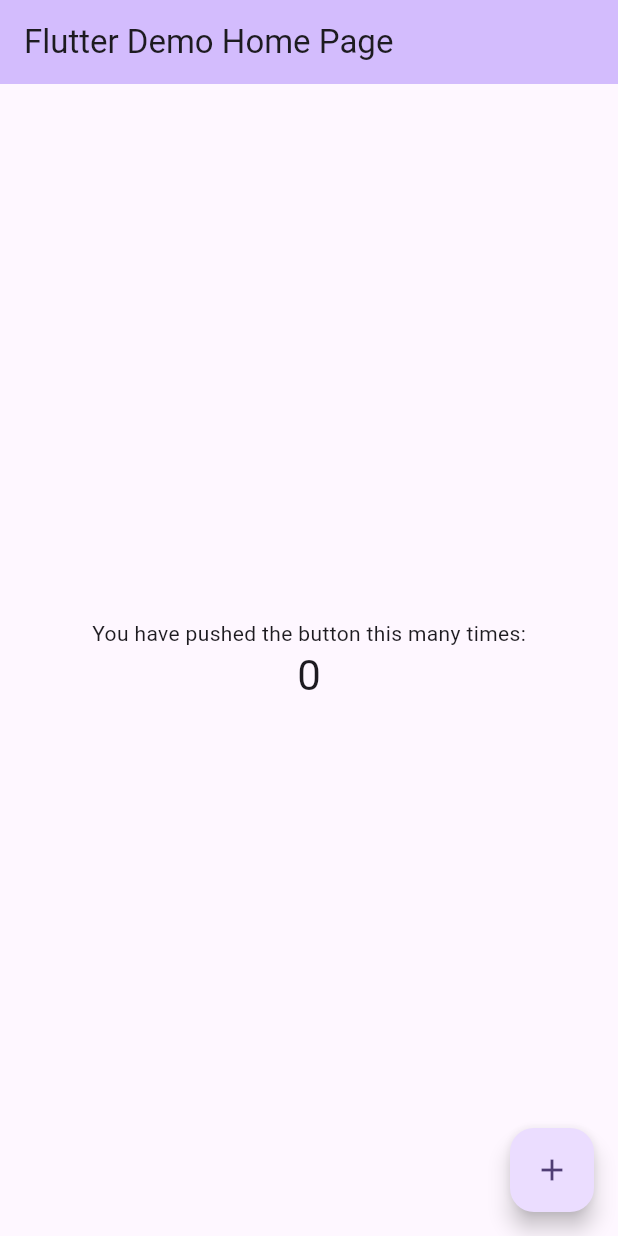
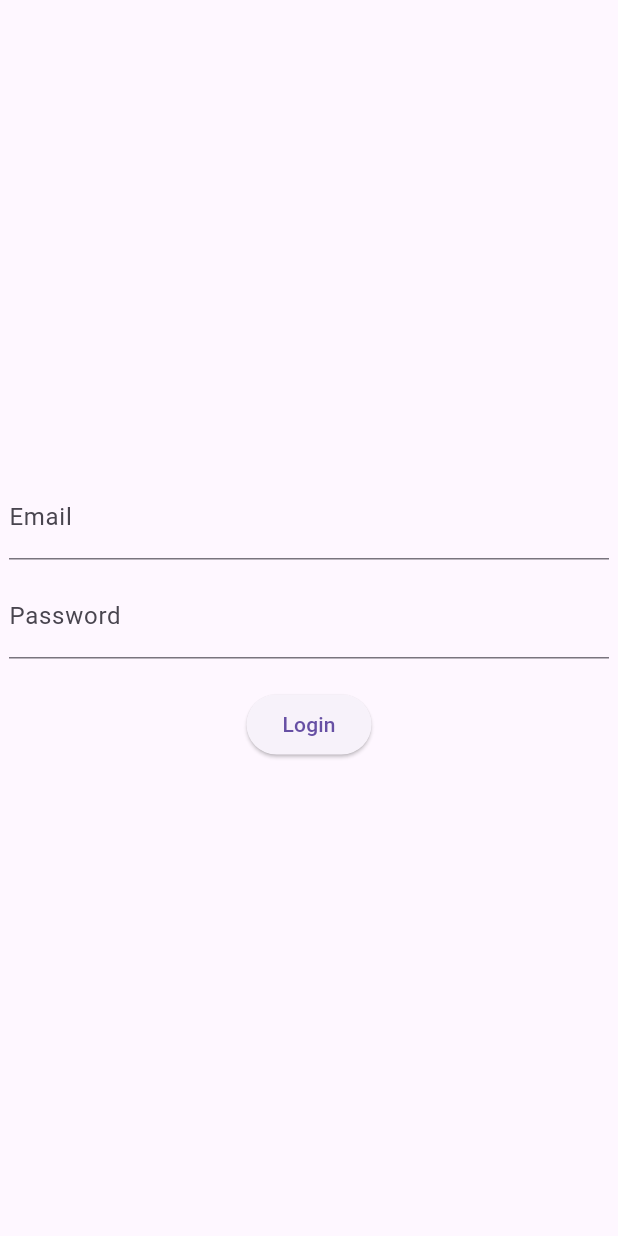
Before and after one commit to anmolmishra-del/HRMS_admin, a Flutter app: the screen it shows after launch, on a phone screen of 412 x 824 dp. Run offline on Flutter 3.47's test engine with Material 3 defaults, Android fonts, the phone set to English and light mode, and no system bars; our stand-ins replace flutter_bloc.

Commit message:
update code

```diff
--- /dev/null
+++ b/hrms_admin_fr/lib/login/cubit/login_cubit.dart
@@ -0,0 +1,22 @@
+import 'package:flutter_bloc/flutter_bloc.dart';
+import 'package:hrms_admin_fr/login/model/login_state.dart';
+
+
+class LoginCubit extends Cubit<LoginState> {
+  LoginCubit() : super(LoginState());
+
+  Future<void> login(String email, String password) async {
+    emit(state.copyWith(status: LoginStatus.loading));
+
+    await Future.delayed(Duration(seconds: 2));
+
+    if (email == "admin@test.com" && password == "123456") {
+      emit(state.copyWith(status: LoginStatus.success));
+    } else {
+      emit(state.copyWith(
+        status: LoginStatus.error,
+        message: "Invalid credentials",
+      ));
+    }
+  }
+}
--- /dev/null
+++ b/hrms_admin_fr/lib/login/model/login_state.dart
@@ -0,0 +1,21 @@
+enum LoginStatus { initial, loading, success, error }
+
+class LoginState {
+  final LoginStatus status;
+  final String? message;
+
+  LoginState({
+    this.status = LoginStatus.initial,
+    this.message,
+  });
+
+  LoginState copyWith({
+    LoginStatus? status,
+    String? message,
+  }) {
+    return LoginState(
+      status: status ?? this.status,
+      message: message ?? this.message,
+    );
+  }
+}
--- /dev/null
+++ b/hrms_admin_fr/lib/login/presentation/login_page.dart
@@ -0,0 +1,76 @@
+import 'package:flutter/material.dart';
+import 'package:flutter_bloc/flutter_bloc.dart';
+import 'package:hrms_admin_fr/login/model/login_state.dart';
+import '../cubit/login_cubit.dart';
+
+class LoginPage extends StatelessWidget {
+  LoginPage({super.key});
+
+  final emailController = TextEditingController();
+  final passwordController = TextEditingController();
+
+  @override
+  Widget build(BuildContext context) {
+    return BlocProvider(
+      create: (_) => LoginCubit(),
+      child: Scaffold(
+        body: BlocListener<LoginCubit, LoginState>(
+          listener: (context, state) {
+            if (state.status == LoginStatus.success) {
+              // ✅ Handle success (navigation)
+              ScaffoldMessenger.of(context).showSnackBar(
+                SnackBar(content: Text("Login Success")),
+              );
+
+              // Navigator.pushReplacement(...)
+            }
+
+            if (state.status == LoginStatus.error) {
+
+              ScaffoldMessenger.of(context).showSnackBar(
+                SnackBar(content: Text(state.message ?? "Error")),
+              );
+            }
+          },
+          child: Center(
+            child: BlocBuilder<LoginCubit, LoginState>(
+              builder: (context, state) {
+                return SizedBox(
+                  width: 400,
+                  child: Column(
+                    mainAxisSize: MainAxisSize.min,
+                    children: [
+                      TextField(
+                        controller: emailController,
+                        decoration: InputDecoration(labelText: "Email"),
+                      ),
+                      SizedBox(height: 10),
+                      TextField(
+                        controller: passwordController,
+                        obscureText: true,
+                        decoration: InputDecoration(labelText: "Password"),
+                      ),
+                      SizedBox(height: 20),
+
+                      state.status == LoginStatus.loading
+                          ? CircularProgressIndicator()
+                          : ElevatedButton(
+                              onPressed: () {
+                                context.read<LoginCubit>().login(
+                                      emailController.text,
+                                      passwordController.text,
+                                    );
+                              },
+                              child: Text("Login"),
+                            ),
+                    ],
+                  ),
+                );
+              },
+            ),
+          ),
+        ),
+      ),
+    );
+  }
+}
--- a/hrms_admin_fr/lib/main.dart
+++ b/hrms_admin_fr/lib/main.dart
@@ -1,4 +1,6 @@
 import 'package:flutter/material.dart';
+import 'package:hrms_admin_fr/routes/app_routes.dart';
+
 
 void main() {
   runApp(const MyApp());
@@ -7,116 +9,13 @@ void main() {
 class MyApp extends StatelessWidget {
   const MyApp({super.key});
 
-  // This widget is the root of your application.
   @override
   Widget build(BuildContext context) {
     return MaterialApp(
-      title: 'Flutter Demo',
-      theme: ThemeData(
-        // This is the theme of your application.
-        //
-        // TRY THIS: Try running your application with "flutter run". You'll see
-        // the application has a purple toolbar. Then, without quitting the app,
-        // try changing the seedColor in the colorScheme below to Colors.green
-        // and then invoke "hot reload" (save your changes or press the "hot
-        // reload" button in a Flutter-supported IDE, or press "r" if you used
-        // the command line to start the app).
-        //
-        // Notice that the counter didn't reset back to zero; the application
-        // state is not lost during the reload. To reset the state, use hot
-        // restart instead.
-        //
-        // This works for code too, not just values: Most code changes can be
-        // tested with just a hot reload.
-        colorScheme: .fromSeed(seedColor: Colors.deepPurple),
-      ),
-      home: const MyHomePage(title: 'Flutter Demo Home Page'),
+      title:"HRMS Admin",
+      debugShowCheckedModeBanner: false,
+      initialRoute: AppRoutes.login,
+      onGenerateRoute: AppRoutes.generateRoute,
     );
   }
 }
-
-class MyHomePage extends StatefulWidget {
-  const MyHomePage({super.key, required this.title});
-
-  // This widget is the home page of your application. It is stateful, meaning
-  // that it has a State object (defined below) that contains fields that affect
-  // how it looks.
-
-  // This class is the configuration for the state. It holds the values (in this
-  // case the title) provided by the parent (in this case the App widget) and
-  // used by the build method of the State. Fields in a Widget subclass are
-  // always marked "final".
-
-  final String title;
-
-  @override
-  State<MyHomePage> createState() => _MyHomePageState();
-}
-
-class _MyHomePageState extends State<MyHomePage> {
-  int _counter = 0;
-
-  void _incrementCounter() {
-    setState(() {
-      // This call to setState tells the Flutter framework that something has
-      // changed in this State, which causes it to rerun the build method below
-      // so that the display can reflect the updated values. If we changed
-      // _counter without calling setState(), then the build method would not be
-      // called again, and so nothing would appear to happen.
-      _counter++;
-    });
-  }
-
-  @override
-  Widget build(BuildContext context) {
-    // This method is rerun every time setState is called, for instance as done
-    // by the _incrementCounter method above.
-    //
-    // The Flutter framework has been optimized to make rerunning build methods
-    // fast, so that you can just rebuild anything that needs updating rather
-    // than having to individually change instances of widgets.
-    return Scaffold(
-      appBar: AppBar(
-        // TRY THIS: Try changing the color here to a specific color (to
-        // Colors.amber, perhaps?) and trigger a hot reload to see the AppBar
-        // change color while the other colors stay the same.
-        backgroundColor: Theme.of(context).colorScheme.inversePrimary,
-        // Here we take the value from the MyHomePage object that was created by
-        // the App.build method, and use it to set our appbar title.
-        title: Text(widget.title),
-      ),
-      body: Center(
-        // Center is a layout widget. It takes a single child and positions it
-        // in the middle of the parent.
-        child: Column(
-          // Column is also a layout widget. It takes a list of children and
-          // arranges them vertically. By default, it sizes itself to fit its
-          // children horizontally, and tries to be as tall as its parent.
-          //
-          // Column has various properties to control how it sizes itself and
-          // how it positions its children. Here we use mainAxisAlignment to
-          // center the children vertically; the main axis here is the vertical
-          // axis because Columns are vertical (the cross axis would be
-          // horizontal).
-          //
-          // TRY THIS: Invoke "debug painting" (choose the "Toggle Debug Paint"
-          // action in the IDE, or press "p" in the console), to see the
-          // wireframe for each widget.
-          mainAxisAlignment: .center,
-          children: [
-            const Text('You have pushed the button this many times:'),
-            Text(
-              '$_counter',
-              style: Theme.of(context).textTheme.headlineMedium,
-            ),
-          ],
-        ),
-      ),
-      floatingActionButton: FloatingActionButton(
-        onPressed: _incrementCounter,
-        tooltip: 'Increment',
-        child: const Icon(Icons.add),
-      ),
-    );
-  }
-}
--- /dev/null
+++ b/hrms_admin_fr/lib/routes/app_routes.dart
@@ -0,0 +1,24 @@
+import 'package:flutter/material.dart';
+import 'package:hrms_admin_fr/login/presentation/login_page.dart';
+
+
+class AppRoutes {
+  static const login = '/';
+  static const home = '/home';
+
+  static Route<dynamic> generateRoute(RouteSettings settings) {
+    switch (settings.name) {
+      case login:
+        return MaterialPageRoute(builder: (_) => LoginPage());
+
+
+
+      default:
+        return MaterialPageRoute(
+          builder: (_) => const Scaffold(
+            body: Center(child: Text("No Route Found")),
+          ),
+        );
+    }
+  }
+}
--- a/hrms_admin_fr/pubspec.yaml
+++ b/hrms_admin_fr/pubspec.yaml
@@ -34,6 +34,7 @@ dependencies:
   # The following adds the Cupertino Icons font to your application.
   # Use with the CupertinoIcons class for iOS style icons.
   cupertino_icons: ^1.0.8
+  flutter_bloc: ^9.1.1
 
 dev_dependencies:
   flutter_test:
```
Also changed, not shown: hrms_admin_fr/pubspec.lock.
